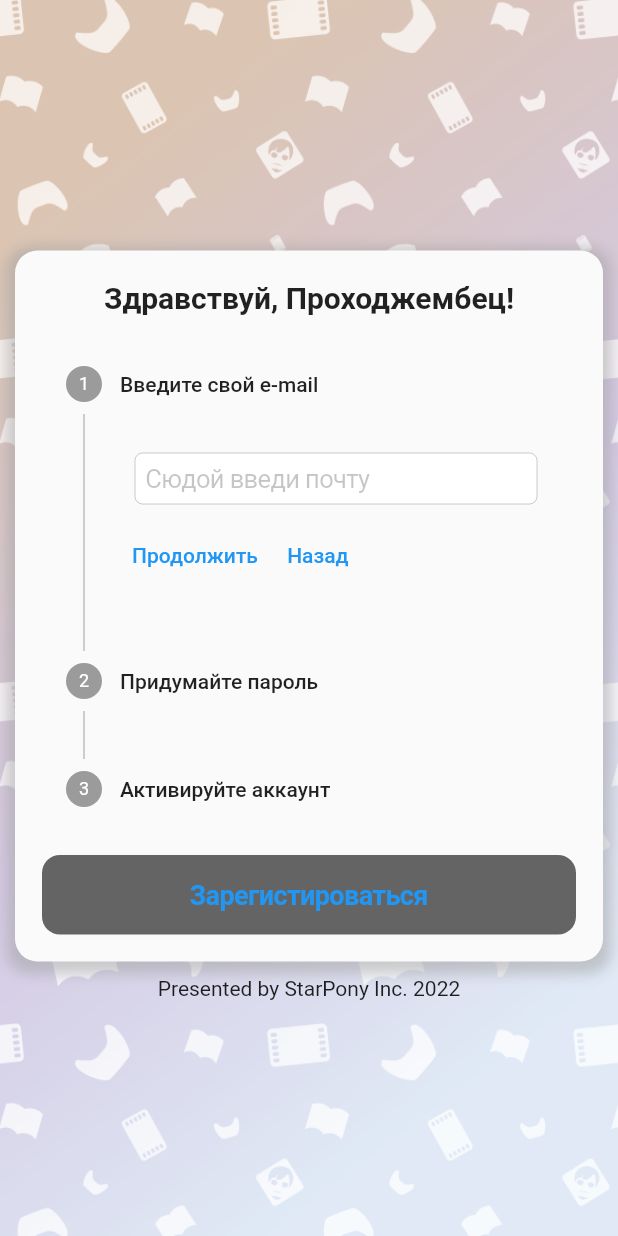
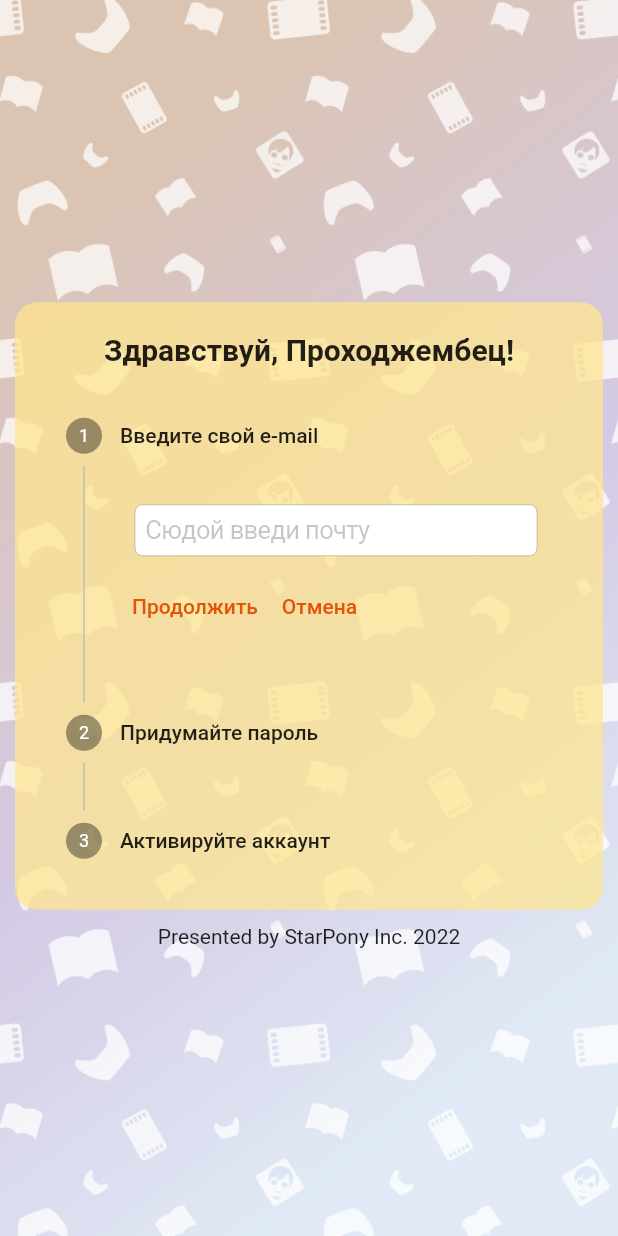
Before and after one commit to Hv4nnadal/prohojemba-mobile-client, a Flutter app: the Register screen opened directly, on a phone screen of 412 x 824 dp. Run offline on Flutter 3.47's test engine with Material 2 defaults, Android fonts, the phone set to English and light mode, and no system bars; network calls fail.

```diff
--- a/lib/pages/autorization/register.dart
+++ b/lib/pages/autorization/register.dart
@@ -37,14 +37,14 @@ class _RegisterState extends State<Register> {
         child: Container(
           decoration: BoxDecoration(
             boxShadow: [
-              BoxShadow(
-                color: Colors.grey.withOpacity(0.5),
-                spreadRadius: 5,
-                blurRadius: 7,
-                offset: Offset(0, 3),
-              ),
+              // BoxShadow(
+              //   color: Colors.grey.withOpacity(0.5),
+              //   spreadRadius: 5,
+              //   blurRadius: 7,
+              //   offset: Offset(0, 3),
+              // ),
             ],
-            color: Color.fromRGBO(250, 250, 250, 1),
+            color: Color.fromRGBO(255, 230, 141, 0.73),
             borderRadius: BorderRadius.circular(15)
           ),
           alignment: Alignment.center,
@@ -52,8 +52,7 @@ class _RegisterState extends State<Register> {
           child: Column(
             children: [
               _welcomeNote(),
-              _input(),
-              _buttons()
+              _input()
             ],
           ),
         )
@@ -80,13 +79,68 @@ class _RegisterState extends State<Register> {
       (BuildContext context, ControlsDetails details) {
          return Row(
            children: <Widget>[
+             _currentStep == 0 ?
+             Container(
+                child: Row(
+                  children: [ TextButton(
+                    onPressed: details.onStepContinue,
+                    child: Text(
+                      'Продолжить',
+                      style: TextStyle(
+                        color: Color.fromRGBO(226, 85, 5, 1),
+                      ),
+                    ),
+                  ),
+                  TextButton(
+                    onPressed: (){ Navigator.push(context, MaterialPageRoute(builder: (context) => Login())); },
+                    child: Text(
+                      'Отмена',
+                      style: TextStyle(
+                        color: Color.fromRGBO(226, 85, 5, 1),
+                      ),
+                    ),
+                  ),
+                  ]
+                )
+             ) : _currentStep == 1 ?
+              Container(
+                child: Row(
+                  children: [
                     TextButton(
                       onPressed: details.onStepContinue,
-               child: Text('Продолжить'),
+                      child: Text(
+                        'Отправить данные',
+                        style: TextStyle(
+                          color: Color.fromRGBO(226, 85, 5, 1),
+                        ),
+                        ),
                     ),
                     TextButton(
                       onPressed: details.onStepCancel,
-               child: Text('Назад'),
+                      child: Text(
+                        'Назад',
+                        style: TextStyle(
+                          color: Color.fromRGBO(226, 85, 5, 1),
+                        ),
+                        ),
+                    ),
+                  ]
+                )
+              ) :
+              Container(
+                child: Row(
+                  children: [
+                    TextButton(
+                      onPressed: (){ Navigator.push(context, MaterialPageRoute(builder: (context) => Login())); },
+                      child: Text(
+                        'Завершить регистрацию',
+                        style: TextStyle(
+                          color: Color.fromRGBO(226, 85, 5, 1),
+                        ),
+                        ),
+                    ),
+                  ]
+                )
               ),
            ],
          );
@@ -159,11 +213,6 @@ class _RegisterState extends State<Register> {
           ),
         ),
       ],
-      onStepTapped: (int newIndex) {
-        setState(() {
-          _currentStep = newIndex;
-        });
-      },
       currentStep: _currentStep,
       onStepContinue: () {
         if (_currentStep != 2) {
--- a/lib/pages/mainPage.dart
+++ b/lib/pages/mainPage.dart
@@ -23,7 +23,7 @@ class _MyHomePageState extends State<MyHomePage> {
 
   Future<String> _getUserInfo() async {
     var response = await http.get(Uri.parse('https://jsonplaceholder.typicode.com/albums/1'));
-    return User.fromJson(jsonDecode(response.body)).userId;
+    return User.fromJson(jsonDecode(response.body)).userName;
   }
 
   @override
@@ -222,15 +222,15 @@ class _MyHomePageState extends State<MyHomePage> {
 }
 
 class User {
-  final String userId;
+  final String userName;
 
   const User({
-    @required this.userId
+    @required this.userName
   });
 
   factory User.fromJson(Map<String, dynamic> json) {
     return User(
-      userId: json['title']
+      userName: json['title']
     );
   }
 }
```
Also changed, not shown: pictures/background_orange1.png (added), pictures/background_orange2.png (added), pictures/background_orange3.png (added). Lines whose indentation alone changed are shown as unchanged.
